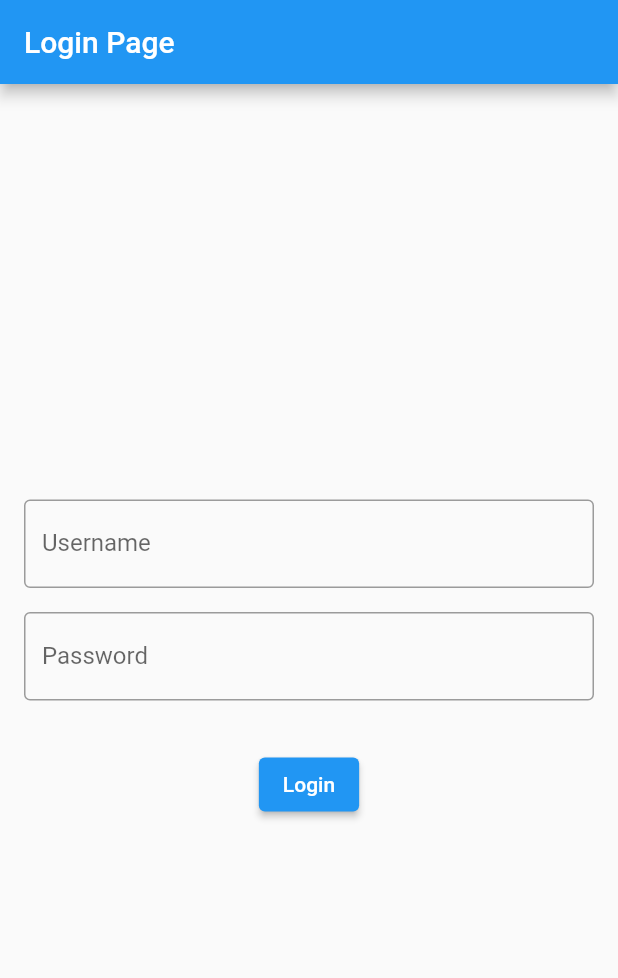
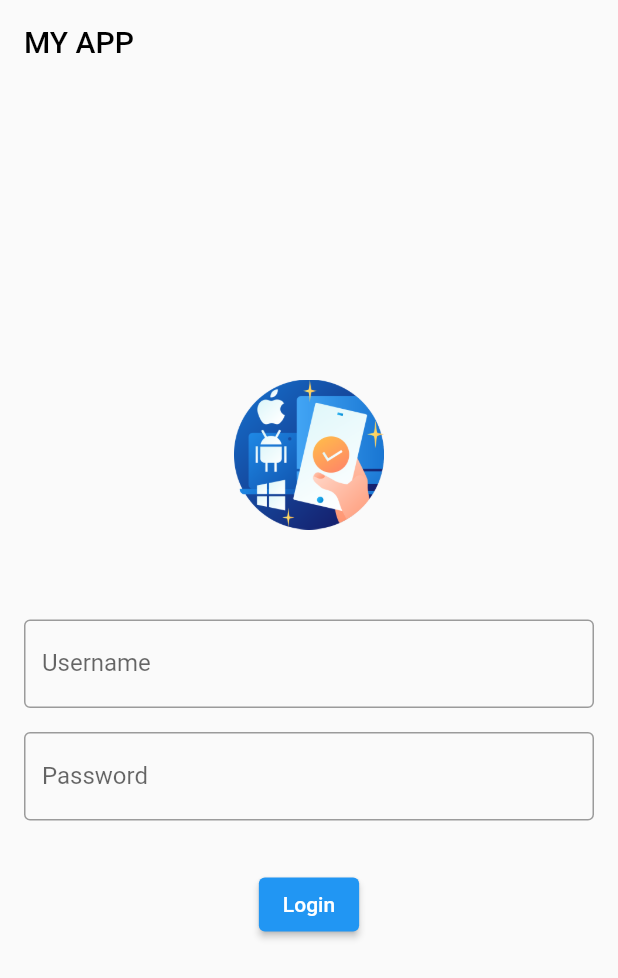
Before and after one commit to baggio18-droid/My_andoid_app, a Flutter app: the screen it shows after launch, on a phone screen of 412 x 824 dp. Shown: the top 978 px of the screen. Run offline on Flutter 3.47's test engine with Material 2 defaults, Android fonts, the phone set to English and light mode, and no system bars; our stand-ins replace fl_chart, flutter_datetime_picker, shared_preferences, sqflite; accounts and stored records are empty.

Commit message:
Adding app logo & changing app name

```diff
--- a/flutter_app/lib/login_page.dart
+++ b/flutter_app/lib/login_page.dart
@@ -15,7 +15,10 @@ class LoginPage extends StatelessWidget {
   Widget build(BuildContext context) {
     return Scaffold(
       appBar: AppBar(
-        title: Text('Login Page'),
+        title: Text('MY APP'),
+        foregroundColor: Colors.black,
+        backgroundColor: Colors.transparent,
+        elevation: 0,
       ),
       body: Center(
         child: Padding(
@@ -23,7 +26,8 @@ class LoginPage extends StatelessWidget {
           child: Column(
             mainAxisAlignment: MainAxisAlignment.center,
             children: <Widget>[
-              // Username Field
+              Image.asset('assets/your_logo.png', width: 100, height: 100),
+              SizedBox(height: 60),
               TextFormField(
                 controller: usernameController,
                 decoration: InputDecoration(
--- a/flutter_app/lib/tambah_pemasukan_page.dart
+++ b/flutter_app/lib/tambah_pemasukan_page.dart
@@ -1,5 +1,5 @@
 import 'package:flutter/material.dart';
-import 'package:flutter_app/DetailCashFlowPage.dart';
+import 'package:my_app/DetailCashFlowPage.dart';
 import 'package:flutter_datetime_picker/flutter_datetime_picker.dart';
 
 class TambahPemasukanPage extends StatefulWidget {
--- a/flutter_app/lib/tambah_pengeluaran.dart
+++ b/flutter_app/lib/tambah_pengeluaran.dart
@@ -1,5 +1,5 @@
 import 'package:flutter/material.dart';
-import 'package:flutter_app/DetailCashFlowPage.dart';
+import 'package:my_app/DetailCashFlowPage.dart';
 import 'package:flutter_datetime_picker/flutter_datetime_picker.dart';
 
 class TambahPengeluaranPage extends StatefulWidget {
```
Also changed, not shown: flutter_app/lib/main.dart (+4 -4 lines), flutter_app/pubspec.yaml (+9 -1 lines), flutter_app/pubspec.lock, 24 other files.
